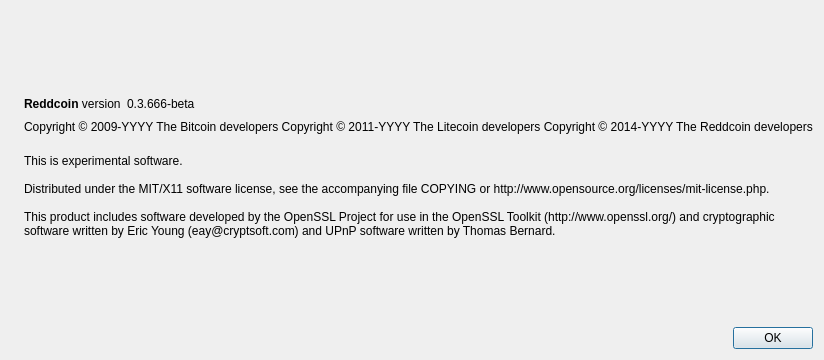
Before: the Qt Designer form src/qt/forms/aboutdialog.ui in Cannacoin-Project/Cannacoin, drawn with Qt 5.
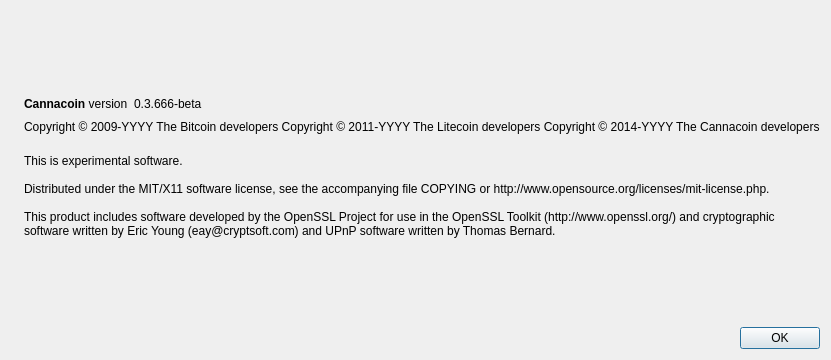
After: the same form once the commit is applied. Icons and pictures are not drawn.

Diff of the .ui file:
```diff
--- a/src/qt/forms/aboutdialog.ui
+++ b/src/qt/forms/aboutdialog.ui
@@ -50,7 +50,7 @@
           <cursorShape>IBeamCursor</cursorShape>
          </property>
          <property name="text">
-          <string>&lt;b&gt;Reddcoin&lt;/b&gt; version</string>
+          <string>&lt;b&gt;Cannacoin&lt;/b&gt; version</string>
          </property>
          <property name="textInteractionFlags">
           <set>Qt::LinksAccessibleByMouse|Qt::TextSelectableByKeyboard|Qt::TextSelectableByMouse</set>
@@ -93,7 +93,7 @@
        <property name="text">
         <string notr="true">Copyright &amp;copy; 2009-YYYY The Bitcoin developers
 Copyright &amp;copy; 2011-YYYY The Litecoin developers
-Copyright &amp;copy; 2014-YYYY The Reddcoin developers</string>
+Copyright &amp;copy; 2014-YYYY The Cannacoin developers</string>
        </property>
        <property name="textFormat">
         <enum>Qt::RichText</enum>
```
Left out of the diff: 2 changed lines with no effect on the pictures.
